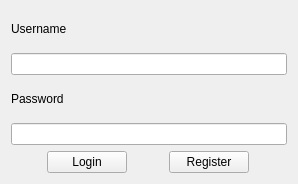
The window that design/Ui_/Login_Form.ui (SufferProgrammer/startup-desktop-python) describes before a commit, drawn with Qt 5.
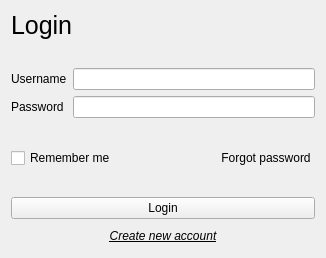
The same window after the commit.

Commit message: re-arrange UI structure for added forgot password feature, also added forgot password feature in login form (Experimenta)

What changed in the file:
```diff
--- a/design/Ui_/Login_Form.ui
+++ b/design/Ui_/Login_Form.ui
@@ -6,46 +6,156 @@
    <rect>
     <x>0</x>
     <y>0</y>
-    <width>298</width>
-    <height>184</height>
+    <width>326</width>
+    <height>258</height>
    </rect>
   </property>
   <property name="maximumSize">
    <size>
-    <width>298</width>
-    <height>184</height>
+    <width>334</width>
+    <height>258</height>
    </size>
   </property>
+  <property name="font">
+   <font>
+    <pointsize>9</pointsize>
+   </font>
+  </property>
   <property name="windowTitle">
    <string>Login</string>
   </property>
-  <layout class="QVBoxLayout" name="verticalLayout">
+  <property name="styleSheet">
+   <string notr="true"/>
+  </property>
+  <layout class="QVBoxLayout" name="verticalLayout_2">
    <item>
-    <widget class="QLabel" name="label_2">
-     <property name="text">
-      <string>Username</string>
+    <layout class="QHBoxLayout" name="horizontalLayout_3">
+     <item>
+      <widget class="QLabel" name="label_3">
+       <property name="font">
+        <font>
+         <pointsize>19</pointsize>
+        </font>
+       </property>
+       <property name="text">
+        <string>Login</string>
+       </property>
+       <property name="alignment">
+        <set>Qt::AlignLeading|Qt::AlignLeft|Qt::AlignVCenter</set>
+       </property>
+      </widget>
+     </item>
+    </layout>
+   </item>
+   <item>
+    <spacer name="verticalSpacer_3">
+     <property name="orientation">
+      <enum>Qt::Vertical</enum>
      </property>
-    </widget>
+     <property name="sizeHint" stdset="0">
+      <size>
+       <width>20</width>
+       <height>40</height>
+      </size>
+     </property>
+    </spacer>
    </item>
    <item>
-    <widget class="QLineEdit" name="lineEdit_2"/>
+    <layout class="QGridLayout" name="gridLayout">
+     <item row="0" column="0">
+      <widget class="QLabel" name="label">
+       <property name="text">
+        <string>Username</string>
+       </property>
+      </widget>
+     </item>
+     <item row="0" column="1">
+      <widget class="QLineEdit" name="lineEdit_2"/>
+     </item>
+     <item row="1" column="1">
+      <widget class="QLineEdit" name="lineEdit"/>
+     </item>
+     <item row="1" column="0">
+      <widget class="QLabel" name="label_2">
+       <property name="text">
+        <string>Password</string>
+       </property>
+      </widget>
+     </item>
+    </layout>
    </item>
    <item>
-    <widget class="QLabel" name="label">
-     <property name="text">
-      <string>Password</string>
+    <spacer name="verticalSpacer_2">
+     <property name="orientation">
+      <enum>Qt::Vertical</enum>
      </property>
-    </widget>
+     <property name="sizeHint" stdset="0">
+      <size>
+       <width>20</width>
+       <height>40</height>
+      </size>
+     </property>
+    </spacer>
    </item>
    <item>
-    <widget class="QLineEdit" name="lineEdit"/>
+    <layout class="QHBoxLayout" name="horizontalLayout_2">
+     <item>
+      <widget class="QCheckBox" name="checkBox">
+       <property name="text">
+        <string>Remember me</string>
+       </property>
+      </widget>
+     </item>
+     <item>
+      <spacer name="horizontalSpacer">
+       <property name="orientation">
+        <enum>Qt::Horizontal</enum>
+       </property>
+       <property name="sizeHint" stdset="0">
+        <size>
+         <width>40</width>
+         <height>20</height>
+        </size>
+       </property>
+      </spacer>
+     </item>
+     <item>
+      <widget class="QPushButton" name="pushButton_3">
+       <property name="sizePolicy">
+        <sizepolicy hsizetype="Fixed" vsizetype="Fixed">
+         <horstretch>0</horstretch>
+         <verstretch>0</verstretch>
+        </sizepolicy>
+       </property>
+       <property name="text">
+        <string>Forgot password</string>
+       </property>
+       <property name="flat">
+        <bool>true</bool>
+       </property>
+      </widget>
+     </item>
+    </layout>
    </item>
    <item>
-    <layout class="QHBoxLayout" name="horizontalLayout">
+    <spacer name="verticalSpacer">
+     <property name="orientation">
+      <enum>Qt::Vertical</enum>
+     </property>
+     <property name="sizeHint" stdset="0">
+      <size>
+       <width>20</width>
+       <height>40</height>
+      </size>
+     </property>
+    </spacer>
+   </item>
+   <item>
+    <layout class="QVBoxLayout" name="verticalLayout_3">
      <item>
       <widget class="QPushButton" name="pushButton">
        <property name="sizePolicy">
-        <sizepolicy hsizetype="Fixed" vsizetype="Fixed">
+        <sizepolicy hsizetype="Minimum" vsizetype="Fixed">
          <horstretch>0</horstretch>
          <verstretch>0</verstretch>
         </sizepolicy>
@@ -53,18 +163,40 @@
        <property name="text">
         <string>Login</string>
        </property>
+       <property name="autoDefault">
+        <bool>true</bool>
+       </property>
+       <property name="default">
+        <bool>false</bool>
+       </property>
       </widget>
      </item>
      <item>
       <widget class="QPushButton" name="pushButton_2">
        <property name="sizePolicy">
-        <sizepolicy hsizetype="Fixed" vsizetype="Fixed">
+        <sizepolicy hsizetype="Minimum" vsizetype="Fixed">
          <horstretch>0</horstretch>
          <verstretch>0</verstretch>
         </sizepolicy>
        </property>
+       <property name="font">
+        <font>
+         <pointsize>9</pointsize>
+         <italic>true</italic>
+         <underline>true</underline>
+        </font>
+       </property>
        <property name="text">
-        <string>Register</string>
+        <string>Create new account</string>
+       </property>
+       <property name="checkable">
+        <bool>false</bool>
+       </property>
+       <property name="default">
+        <bool>false</bool>
+       </property>
+       <property name="flat">
+        <bool>true</bool>
        </property>
       </widget>
      </item>
```
The commit also changes 4 other files.
